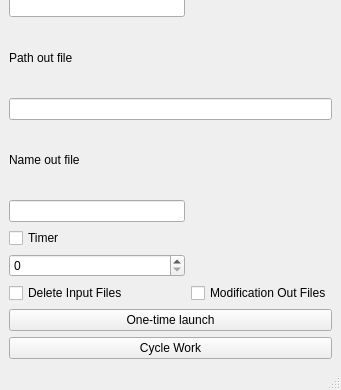
First picture: the form in src/mainwindow.ui, repository Leonid-Krilov/TestProject_XOR, before the edit; both pictures show x 0 to 341 and y 210 to 600 of the 341 by 600 pixel window.
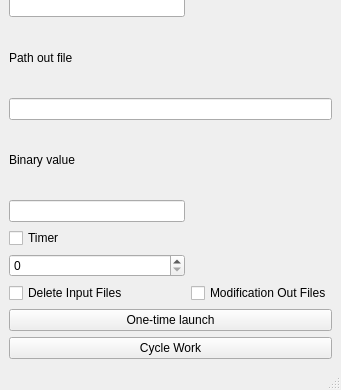
Second picture: the form after the edit.

The edit to the form file:
```diff
--- a/src/mainwindow.ui
+++ b/src/mainwindow.ui
@@ -67,7 +67,7 @@
     <item row="9" column="0">
      <widget class="QLabel" name="label_4">
       <property name="text">
-       <string>Name out file</string>
+       <string>Binary value</string>
       </property>
      </widget>
     </item>
```
Left out of the diff: 2 changed lines with no effect on the pictures.
